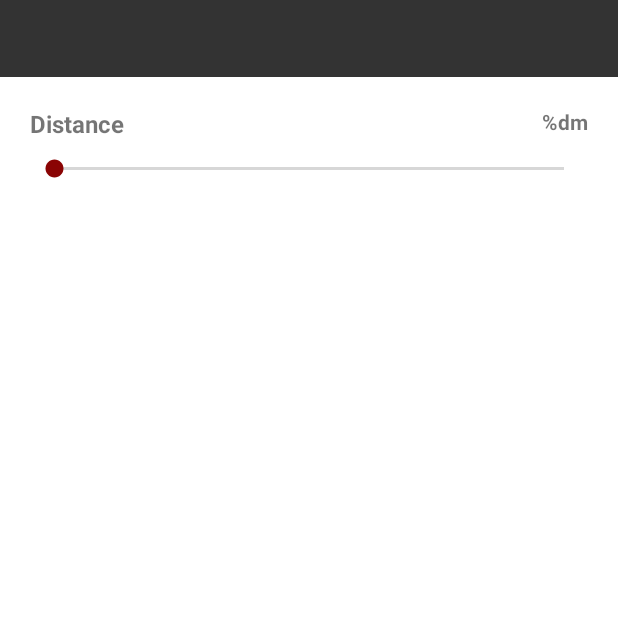
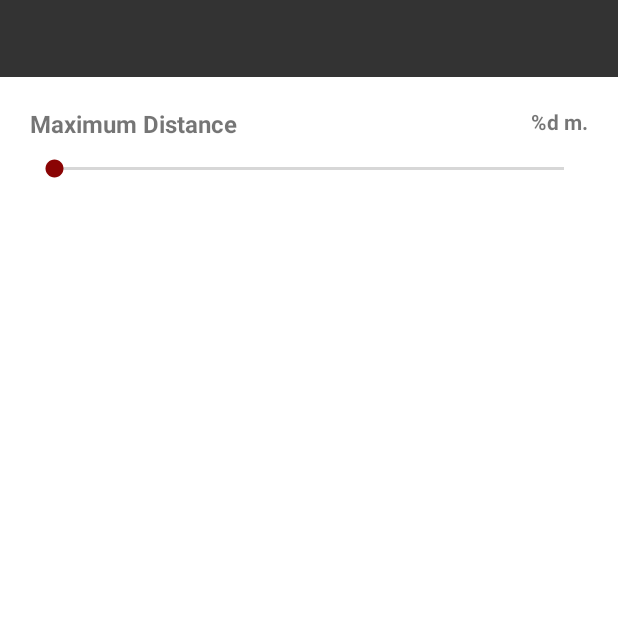
Before and after one commit to javier-tarazaga/instasearch-app-android, an Android app: the fragment PreferencesFragment shown on its own in the app's theme, on a phone screen of 412 x 824 dp, the top half of it. Run offline under Robolectric (Android 15) with nearby library versions, the phone set to English and light mode, and no system bars; our stand-ins replace ButterKnife; 5 statements that could not run were skipped.

Commit message:
Added seek values and formatting data for it

```diff
--- a/presentation/src/main/AndroidManifest.xml
+++ b/presentation/src/main/AndroidManifest.xml
@@ -21,6 +21,11 @@
     <activity
         android:name=".view.activity.LoginActivity"
         android:label="@string/activity_title_login">
+    </activity>
+
+    <activity
+        android:name=".view.activity.PreferencesActivity"
+        android:label="@string/activity_title_preferences">
       <intent-filter>
         <action android:name="android.intent.action.MAIN" />
         <category android:name="android.intent.category.LAUNCHER" />
--- a/presentation/src/main/java/com/javiertarazaga/instasearch/presentation/presenter/PreferencesPresenter.java
+++ b/presentation/src/main/java/com/javiertarazaga/instasearch/presentation/presenter/PreferencesPresenter.java
@@ -64,7 +64,7 @@ public class PreferencesPresenter implements Presenter {
   }
 
   public void saveDistance(int distance) {
-    this.saveDistance.execute(null, SaveDistance.Params.forDistance(distance));
+    this.saveDistance.execute(new DistanceObserver(), SaveDistance.Params.forDistance(distance));
   }
 
   private void getDistance() {
--- a/presentation/src/main/java/com/javiertarazaga/instasearch/presentation/view/activity/PreferencesActivity.java
+++ b/presentation/src/main/java/com/javiertarazaga/instasearch/presentation/view/activity/PreferencesActivity.java
@@ -7,7 +7,7 @@ import com.javiertarazaga.instasearch.presentation.R;
 import com.javiertarazaga.instasearch.presentation.internal.di.HasComponent;
 import com.javiertarazaga.instasearch.presentation.internal.di.components.DaggerPreferencesComponent;
 import com.javiertarazaga.instasearch.presentation.internal.di.components.PreferencesComponent;
-import com.javiertarazaga.instasearch.presentation.view.fragment.LoginFragment;
+import com.javiertarazaga.instasearch.presentation.view.fragment.PreferencesFragment;
 
 /**
  * Login screen. This is the app login entry point to the user's Instagram.
@@ -34,7 +34,7 @@ public class PreferencesActivity extends BaseActivity implements HasComponent<Pr
    */
   private void initializeActivity(Bundle savedInstanceState) {
     if (savedInstanceState == null) {
-      addFragment(R.id.fragmentContainer, new LoginFragment());
+      addFragment(R.id.fragmentContainer, new PreferencesFragment());
     }
   }
 
--- a/presentation/src/main/res/values/strings.xml
+++ b/presentation/src/main/res/values/strings.xml
@@ -4,6 +4,7 @@
   <string name="url">http://www.android10.org/</string>
 
   <string name="activity_title_login">Login</string>
+  <string name="activity_title_preferences">Preferences</string>
   <string name="activity_title_user_list">Users List</string>
   <string name="activity_title_user_details">User Details</string>
 
@@ -16,8 +17,9 @@
   <string name="view_text_email">Email:</string>
   <string name="view_text_followers">Followers:</string>
   <string name="view_text_description">Description:</string>
-  <string name="view_text_preferences_distance">Distance</string>
-  <string name="view_text_preferences_distance_m">%dm</string>
+  <string name="view_text_preferences_distance">Maximum Distance</string>
+  <string name="view_text_preferences_distance_m">%d m.</string>
+  <string name="view_text_preferences_distance_km">%.1f km.</string>
 
   <string name="string_content_description">Non accessible view</string>
 
```
Also changed, not shown: presentation/src/main/java/com/javiertarazaga/instasearch/presentation/view/fragment/PreferencesFragment.java (+20 -1 lines).
